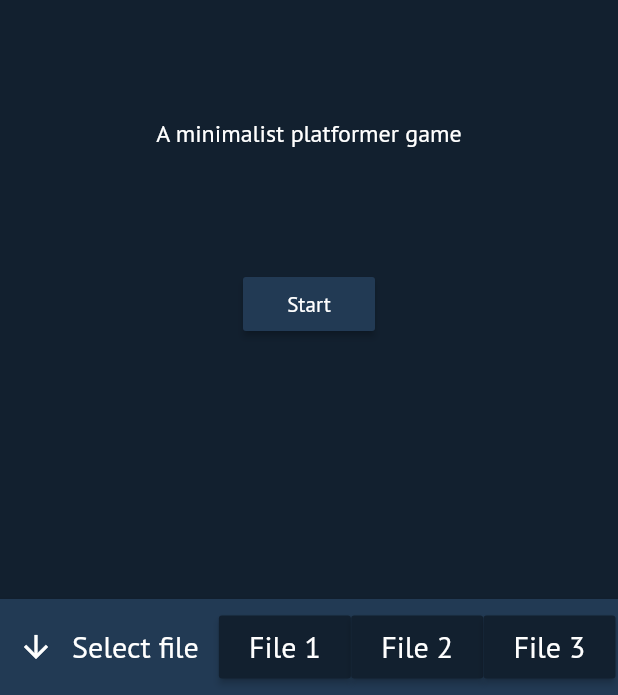
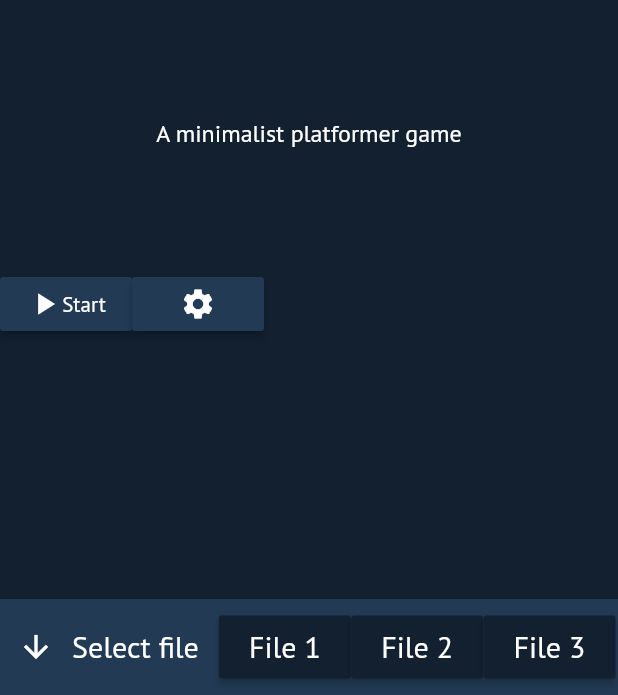
Before and after one commit to gamer-gang/foo-game, a Flutter app: the screen it shows after launch, after a tap on "Start", on a phone screen of 412 x 824 dp, the part 541-1236 px from its top. Run offline on Flutter 3.47's test engine with Material 2 defaults, Android fonts, the phone set to English and light mode, and no system bars; our stand-ins replace shared_preferences; missing offline and left inert: flame; statements that could not run were skipped.

Commit message:
naming, formatting

```diff
--- a/lib/common.dart
+++ b/lib/common.dart
@@ -3,7 +3,7 @@ import 'package:flutter/material.dart';
 import 'package:shared_preferences/shared_preferences.dart';
 
 extension PrecisionRounding on double {
-  double roundToPrecision(int places) {
+  double roundToPlaces(int places) {
     double mod = Math.pow(10.0, places);
     return ((this * mod).round().toDouble() / mod);
   }
@@ -37,16 +37,18 @@ dynamic getPref(Type type, {String pref = ""}) async {
   }
 }
 
-final SlideTransition Function(BuildContext context, Animation<double> animation, Animation<double> secondaryAnimation, Widget child)
-    pageTransition = (
+SlideTransition pageTransition(
   BuildContext context,
   Animation<double> animation,
   Animation<double> secondaryAnimation,
   Widget child,
 ) {
-  Offset begin = Offset(0, 1);
-  Offset end = Offset.zero;
-  Animatable<Offset> tween = Tween(begin: begin, end: end).chain(CurveTween(curve: Curves.decelerate));
+  Animatable<Offset> tween = Tween(
+    begin: Offset(0, 1),
+    end: Offset.zero,
+  ).chain(
+    CurveTween(curve: Curves.decelerate),
+  );
 
   Animation<Offset> offsetAnimation = animation.drive(tween);
 
@@ -54,18 +56,20 @@ final SlideTransition Function(BuildContext context, Animation<double> animation
     position: offsetAnimation,
     child: child,
   );
-};
+}
 
-final SlideTransition Function(BuildContext context, Animation<double> animation, Animation<double> secondaryAnimation, Widget child)
-    fileSelectTransition = (
+SlideTransition fileSelectTransition(
   BuildContext context,
   Animation<double> animation,
   Animation<double> secondaryAnimation,
   Widget child,
 ) {
-  Offset begin = Offset(0, 1);
-  Offset end = Offset(0, 0.8);
-  Animatable<Offset> tween = Tween(begin: begin, end: end).chain(CurveTween(curve: Curves.decelerate));
+  Animatable<Offset> tween = Tween(
+    begin: Offset(0, 1),
+    end: Offset(0, 0.8),
+  ).chain(
+    CurveTween(curve: Curves.decelerate),
+  );
 
   Animation<Offset> offsetAnimation = animation.drive(tween);
 
@@ -73,12 +77,13 @@ final SlideTransition Function(BuildContext context, Animation<double> animation
     position: offsetAnimation,
     child: child,
   );
-};
+}
 
-final Color darkBlue = Color.fromARGB(255, 18, 32, 47);
-final Color darkBlueAccent = Color.fromARGB(255, 34, 58, 84);
+const Color darkBlue = Color.fromARGB(255, 18, 32, 47);
+const Color darkBlueAccent = Color.fromARGB(255, 34, 58, 84);
 
-ThemeData commonTheme() => ThemeData(
+ThemeData commonTheme() {
+  return ThemeData(
     backgroundColor: darkBlue,
     accentColor: Colors.orange,
     primaryColor: darkBlue,
@@ -90,3 +95,4 @@ ThemeData commonTheme() => ThemeData(
       textTheme: ButtonTextTheme.normal,
     ),
   );
+}
--- a/lib/components/player.dart
+++ b/lib/components/player.dart
@@ -74,7 +74,7 @@ class Player extends GameObject {
         xV += movementSpeed * time * dashMultiplier * direction;
         isDashing = true;
       } else {
-        if (xV.roundToPrecision(1) == 0) isDashing = false;
+        if (xV.roundToPlaces(1) == 0) isDashing = false;
       }
     } else {
       if (left) {
--- a/lib/home.dart
+++ b/lib/home.dart
@@ -3,7 +3,6 @@ import 'package:flutter/material.dart';
 import 'common.dart';
 import 'game.dart';
 import 'overlay.dart';
-
 
 class HomePage extends StatefulWidget {
   final MonumentPlatformerGame game;
@@ -42,8 +41,12 @@ class _HomePageState extends State<HomePage> {
               style: TextStyle(fontSize: 16),
             ),
             Spacer(),
+            Row(children: [
               RaisedButton(
-              child: Text("Start"),
+                child: Row(children: [
+                  Icon(Icons.play_arrow),
+                  Text("Start"),
+                ]),
                 onPressed: () {
                   if (!bottomSheetVisible) {
                     bottomSheetVisible = true;
@@ -55,6 +58,11 @@ class _HomePageState extends State<HomePage> {
                   }
                 },
               ),
+              RaisedButton(
+                child: Icon(Icons.settings),
+                onPressed: () {},
+              ),
+            ]),
             Spacer(flex: 3),
           ]),
         ),
@@ -67,7 +75,7 @@ class FileSelector extends StatelessWidget {
   final MonumentPlatformerGame game;
   const FileSelector({MonumentPlatformerGame game}) : this.game = game;
 
-  final double buttonPadding = 8;
+  final double _buttonPadding = 8;
 
   @override
   Widget build(BuildContext context) {
@@ -76,7 +84,7 @@ class FileSelector extends StatelessWidget {
       color: darkBlueAccent,
       child: Align(
         alignment: Alignment.centerLeft,
-        child: Row(children: <Widget>[
+        child: Row(children: [
           Spacer(flex: 1),
           IconButton(
             onPressed: () {
@@ -93,7 +101,7 @@ class FileSelector extends StatelessWidget {
           Spacer(flex: 256),
           RaisedButton(
             color: darkBlue,
-            padding: EdgeInsets.all(buttonPadding),
+            padding: EdgeInsets.all(_buttonPadding),
             child: Text(
               "File 1",
               style: TextStyle(fontSize: 20),
@@ -111,7 +119,7 @@ class FileSelector extends StatelessWidget {
           Spacer(flex: 4),
           RaisedButton(
             color: darkBlue,
-            padding: EdgeInsets.all(buttonPadding),
+            padding: EdgeInsets.all(_buttonPadding),
             child: Text(
               "File 2",
               style: TextStyle(fontSize: 20),
@@ -129,7 +137,7 @@ class FileSelector extends StatelessWidget {
           Spacer(flex: 4),
           RaisedButton(
             color: darkBlue,
-            padding: EdgeInsets.all(buttonPadding),
+            padding: EdgeInsets.all(_buttonPadding),
             child: Text(
               "File 3",
               style: TextStyle(fontSize: 20),
--- a/lib/main.dart
+++ b/lib/main.dart
@@ -10,7 +10,7 @@ import 'home.dart';
 
 void main() => runApp(LoadingPage());
 
-Future<MonumentPlatformerGame> initGame() async {
+Future<MonumentPlatformerGame> setupGame() async {
   var completer = new Completer<MonumentPlatformerGame>();
 
   await Flame.util.setOrientation(DeviceOrientation.landscapeLeft);
@@ -45,7 +45,7 @@ class LoadingScreen extends StatelessWidget {
 
   @override
   Widget build(BuildContext context) {
-    initGame().then((MonumentPlatformerGame game) {
+    setupGame().then((MonumentPlatformerGame game) {
       Navigator.of(context).pushReplacement(
         PageRouteBuilder(
           pageBuilder: (context, anim1, anim2) => MainApp(game: game),
```
Also changed, not shown: pubspec.yaml (+5 -7 lines), pubspec.lock. Lines whose indentation alone changed are shown as unchanged.
